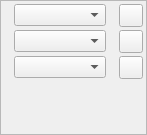
This is scribus/ui/propertywidget_textcolorbase.ui in scribusproject/scribus as Qt 5 draws it before an edit. The edited form follows.
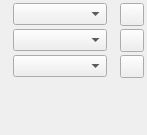
This is the edited form. Icons and pictures are not drawn. Custom widgets are drawn as their Qt base class.

Commit message: #16494: Unify margins and spacing for properties palette, set 3 <bubu>

Diff of the .ui file:
```diff
--- a/scribus/ui/propertywidget_textcolorbase.ui
+++ b/scribus/ui/propertywidget_textcolorbase.ui
@@ -13,12 +13,6 @@
   <property name="windowTitle">
    <string notr="true">Frame</string>
   </property>
-  <property name="frameShape">
-   <enum>QFrame::StyledPanel</enum>
-  </property>
-  <property name="frameShadow">
-   <enum>QFrame::Raised</enum>
-  </property>
   <layout class="QVBoxLayout" name="verticalLayout">
    <property name="spacing">
     <number>3</number>
@@ -90,18 +84,6 @@
      <property name="spacing">
       <number>3</number>
      </property>
-     <property name="leftMargin">
-      <number>0</number>
-     </property>
-     <property name="topMargin">
-      <number>0</number>
-     </property>
-     <property name="rightMargin">
-      <number>0</number>
-     </property>
-     <property name="bottomMargin">
-      <number>0</number>
-     </property>
      <item>
       <widget class="QLabel" name="strokeIcon">
        <property name="text">
```
The commit also changes 19 other files.
